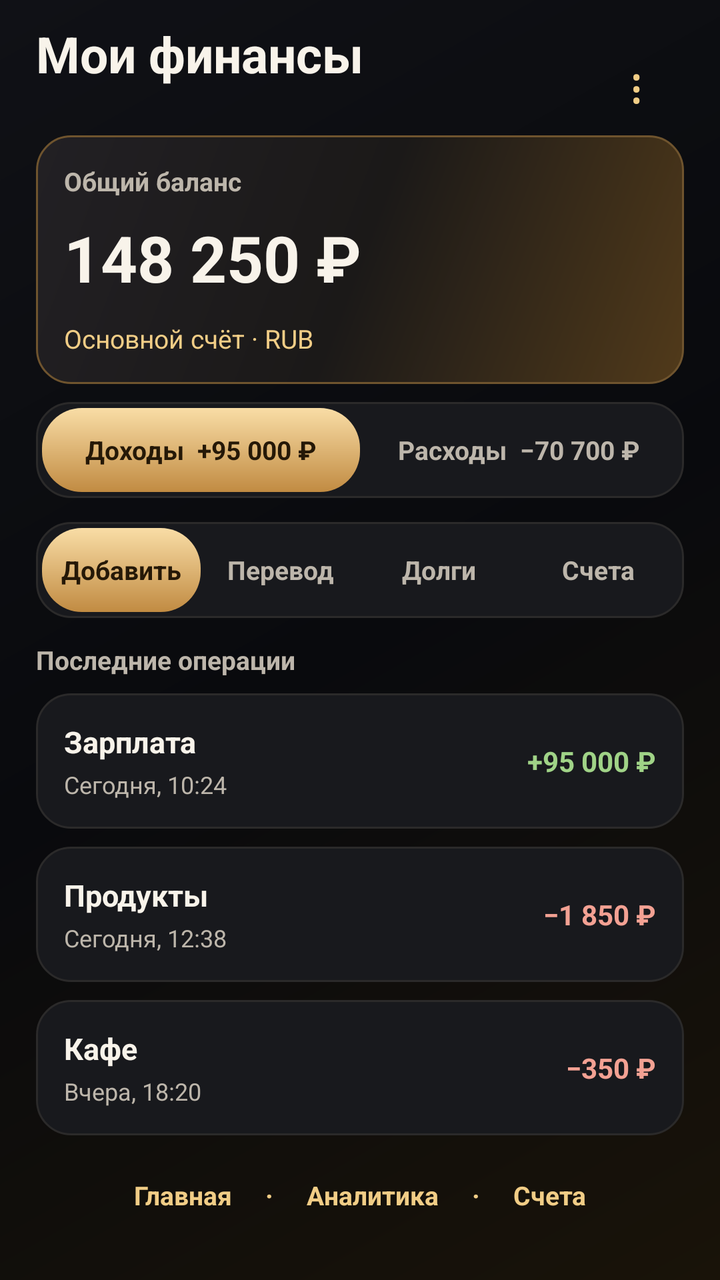
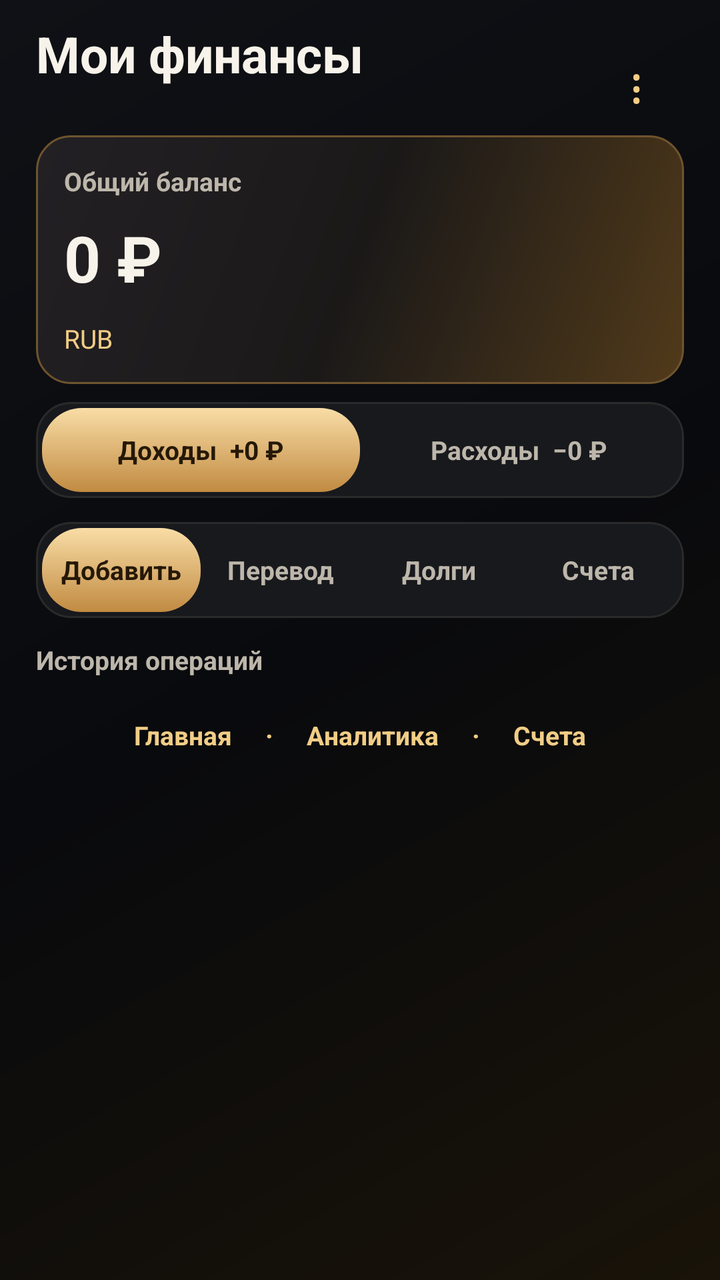

Screens rendered from an Android XML layout before and after an edit, with the pre-edit source and the edit as a unified diff.
<!-- AndroidManifest.xml: application theme Theme.MyFinance -->
<!-- res/layout/activity_main.xml -->
<?xml version="1.0" encoding="utf-8"?>
<ScrollView xmlns:android="http://schemas.android.com/apk/res/android" android:layout_width="match_parent" android:layout_height="match_parent" android:id="@+id/main" android:fillViewport="true" android:background="@drawable/mf_screen">
    <LinearLayout android:layout_width="match_parent" android:layout_height="wrap_content" android:orientation="vertical" android:padding="18dp">
        <LinearLayout android:layout_width="match_parent" android:layout_height="wrap_content" android:orientation="horizontal" android:gravity="center_vertical">
            <TextView android:layout_width="0dp" android:layout_weight="1" android:layout_height="wrap_content" android:text="Мои финансы" android:textSize="25sp" android:textColor="#F8F3EA" android:textStyle="bold" android:layout_marginBottom="16dp"/>
            <TextView android:layout_width="48dp" android:layout_height="48dp" android:gravity="center" android:text="⋮" android:textColor="#F1CD86" android:textSize="24sp" android:contentDescription="Меню"/>
        </LinearLayout>
        <LinearLayout android:layout_width="match_parent" android:layout_height="wrap_content" android:orientation="vertical" android:background="@drawable/mf_balance" android:padding="14dp" android:layout_marginBottom="9dp">
            <TextView android:layout_width="match_parent" android:layout_height="wrap_content" android:text="Общий баланс" android:textSize="13sp" android:textColor="#BDB6AB" android:textStyle="bold" android:paddingBottom="8dp"/>
            <TextView android:layout_width="match_parent" android:layout_height="wrap_content" android:text="148 250 ₽" android:textSize="32sp" android:textColor="#F8F3EA" android:textStyle="bold"/>
            <TextView android:layout_width="match_parent" android:layout_height="wrap_content" android:text="Основной счёт · RUB" android:textSize="13sp" android:textColor="#F1CD86" android:paddingTop="10dp"/>
        </LinearLayout>
        <LinearLayout android:layout_width="match_parent" android:layout_height="wrap_content" android:orientation="horizontal" android:background="@drawable/mf_card" android:padding="3dp" android:layout_marginBottom="12dp">
            <LinearLayout android:layout_width="0dp" android:layout_height="42dp" android:orientation="vertical" android:background="@drawable/mf_gold" android:layout_weight="1" android:gravity="center">
                <TextView android:layout_width="match_parent" android:layout_height="wrap_content" android:text="Доходы  +95 000 ₽" android:textSize="13sp" android:textColor="#251807" android:textStyle="bold" android:gravity="center"/>
            </LinearLayout>
            <LinearLayout android:layout_width="0dp" android:layout_height="42dp" android:orientation="vertical" android:layout_weight="1" android:gravity="center">
                <TextView android:layout_width="match_parent" android:layout_height="wrap_content" android:text="Расходы  −70 700 ₽" android:textSize="13sp" android:textColor="#BDB6AB" android:textStyle="bold" android:gravity="center"/>
            </LinearLayout>
        </LinearLayout>
        <LinearLayout android:layout_width="match_parent" android:layout_height="wrap_content" android:orientation="horizontal" android:background="@drawable/mf_card" android:padding="3dp" android:layout_marginBottom="12dp">
            <LinearLayout android:layout_width="0dp" android:layout_height="42dp" android:orientation="vertical" android:background="@drawable/mf_gold" android:layout_weight="1" android:gravity="center">
                <TextView android:layout_width="match_parent" android:layout_height="wrap_content" android:text="Добавить" android:textSize="13sp" android:textColor="#251807" android:textStyle="bold" android:gravity="center"/>
            </LinearLayout>
            <LinearLayout android:layout_width="0dp" android:layout_height="42dp" android:orientation="vertical" android:layout_weight="1" android:gravity="center">
                <TextView android:layout_width="match_parent" android:layout_height="wrap_content" android:text="Перевод" android:textSize="13sp" android:textColor="#BDB6AB" android:textStyle="bold" android:gravity="center"/>
            </LinearLayout>
            <LinearLayout android:layout_width="0dp" android:layout_height="42dp" android:orientation="vertical" android:layout_weight="1" android:gravity="center">
                <TextView android:layout_width="match_parent" android:layout_height="wrap_content" android:text="Долги" android:textSize="13sp" android:textColor="#BDB6AB" android:textStyle="bold" android:gravity="center"/>
            </LinearLayout>
            <LinearLayout android:layout_width="0dp" android:layout_height="42dp" android:orientation="vertical" android:layout_weight="1" android:gravity="center">
                <TextView android:layout_width="match_parent" android:layout_height="wrap_content" android:text="Счета" android:textSize="13sp" android:textColor="#BDB6AB" android:textStyle="bold" android:gravity="center"/>
            </LinearLayout>
        </LinearLayout>
        <TextView android:layout_width="match_parent" android:layout_height="wrap_content" android:text="Последние операции" android:textSize="13sp" android:textColor="#BDB6AB" android:textStyle="bold" android:paddingBottom="8dp"/>
        <LinearLayout android:layout_width="match_parent" android:layout_height="wrap_content" android:orientation="vertical" android:background="@drawable/mf_card" android:padding="14dp" android:layout_marginBottom="9dp">
            <LinearLayout android:layout_width="match_parent" android:layout_height="wrap_content" android:orientation="horizontal" android:gravity="center_vertical">
                <LinearLayout android:layout_width="0dp" android:layout_height="wrap_content" android:orientation="vertical" android:layout_weight="1">
                    <TextView android:layout_width="match_parent" android:layout_height="wrap_content" android:text="Зарплата" android:textSize="15sp" android:textColor="#F8F3EA" android:textStyle="bold"/>
                    <TextView android:layout_width="match_parent" android:layout_height="wrap_content" android:text="Сегодня, 10:24" android:textSize="12sp" android:textColor="#BDB6AB" android:paddingTop="3dp"/>
                </LinearLayout>
                <TextView android:layout_width="wrap_content" android:layout_height="wrap_content" android:text="+95 000 ₽" android:textSize="14sp" android:textColor="#A0D387" android:textStyle="bold" android:paddingStart="8dp"/>
            </LinearLayout>
        </LinearLayout>
        <LinearLayout android:layout_width="match_parent" android:layout_height="wrap_content" android:orientation="vertical" android:background="@drawable/mf_card" android:padding="14dp" android:layout_marginBottom="9dp">
            <LinearLayout android:layout_width="match_parent" android:layout_height="wrap_content" android:orientation="horizontal" android:gravity="center_vertical">
                <LinearLayout android:layout_width="0dp" android:layout_height="wrap_content" android:orientation="vertical" android:layout_weight="1">
                    <TextView android:layout_width="match_parent" android:layout_height="wrap_content" android:text="Продукты" android:textSize="15sp" android:textColor="#F8F3EA" android:textStyle="bold"/>
                    <TextView android:layout_width="match_parent" android:layout_height="wrap_content" android:text="Сегодня, 12:38" android:textSize="12sp" android:textColor="#BDB6AB" android:paddingTop="3dp"/>
                </LinearLayout>
                <TextView android:layout_width="wrap_content" android:layout_height="wrap_content" android:text="−1 850 ₽" android:textSize="14sp" android:textColor="#F3A193" android:textStyle="bold" android:paddingStart="8dp"/>
            </LinearLayout>
        </LinearLayout>
        <LinearLayout android:layout_width="match_parent" android:layout_height="wrap_content" android:orientation="vertical" android:background="@drawable/mf_card" android:padding="14dp" android:layout_marginBottom="9dp">
            <LinearLayout android:layout_width="match_parent" android:layout_height="wrap_content" android:orientation="horizontal" android:gravity="center_vertical">
                <LinearLayout android:layout_width="0dp" android:layout_height="wrap_content" android:orientation="vertical" android:layout_weight="1">
                    <TextView android:layout_width="match_parent" android:layout_height="wrap_content" android:text="Кафе" android:textSize="15sp" android:textColor="#F8F3EA" android:textStyle="bold"/>
                    <TextView android:layout_width="match_parent" android:layout_height="wrap_content" android:text="Вчера, 18:20" android:textSize="12sp" android:textColor="#BDB6AB" android:paddingTop="3dp"/>
                </LinearLayout>
                <TextView android:layout_width="wrap_content" android:layout_height="wrap_content" android:text="−350 ₽" android:textSize="14sp" android:textColor="#F3A193" android:textStyle="bold" android:paddingStart="8dp"/>
            </LinearLayout>
        </LinearLayout>
        <TextView android:layout_width="match_parent" android:layout_height="wrap_content" android:text="Главная     ·     Аналитика     ·     Счета" android:textSize="13sp" android:textColor="#F1CD86" android:textStyle="bold" android:gravity="center" android:padding="12dp"/>
    </LinearLayout>
</ScrollView>
<!-- resources referenced by this layout -->
<resources>
  <!-- drawable mf_balance (drawable) -->
  <?xml version="1.0" encoding="utf-8"?>
  <shape xmlns:android="http://schemas.android.com/apk/res/android" android:shape="rectangle">
      <gradient android:angle="315" android:startColor="#222024" android:centerColor="#1B1918" android:endColor="#513A1A"/>
      <stroke android:width="1dp" android:color="#6F542E"/>
      <corners android:radius="17dp"/>
  </shape>
  <!-- drawable mf_card (drawable) -->
  <?xml version="1.0" encoding="utf-8"?>
  <shape xmlns:android="http://schemas.android.com/apk/res/android" android:shape="rectangle">
      <solid android:color="#18191D"/>
      <stroke android:width="1dp" android:color="#2B2A2A"/>
      <corners android:radius="17dp"/>
  </shape>
  <!-- drawable mf_gold (drawable) -->
  <?xml version="1.0" encoding="utf-8"?>
  <shape xmlns:android="http://schemas.android.com/apk/res/android" android:shape="rectangle">
      <gradient android:angle="270" android:startColor="#F9DDA6" android:endColor="#C18B42"/>
      <corners android:radius="20dp"/>
  </shape>
  <!-- drawable mf_screen (drawable) -->
  <?xml version="1.0" encoding="utf-8"?>
  <shape xmlns:android="http://schemas.android.com/apk/res/android" android:shape="rectangle">
      <gradient android:angle="315" android:startColor="#101116" android:centerColor="#090A0D" android:endColor="#191309"/>
  </shape>
  <style name="Theme.MyFinance" parent="Base.Theme.MyFinance" />
  <style name="Base.Theme.MyFinance" parent="Theme.Material3.DayNight.NoActionBar">
          
          
      </style>
</resources>

<!-- the commit's change to res/layout/activity_main.xml (unified diff, before → after) -->
@@ -7,19 +7,19 @@
         </LinearLayout>
         <LinearLayout android:layout_width="match_parent" android:layout_height="wrap_content" android:orientation="vertical" android:background="@drawable/mf_balance" android:padding="14dp" android:layout_marginBottom="9dp">
             <TextView android:layout_width="match_parent" android:layout_height="wrap_content" android:text="Общий баланс" android:textSize="13sp" android:textColor="#BDB6AB" android:textStyle="bold" android:paddingBottom="8dp"/>
-            <TextView android:layout_width="match_parent" android:layout_height="wrap_content" android:text="148 250 ₽" android:textSize="32sp" android:textColor="#F8F3EA" android:textStyle="bold"/>
-            <TextView android:layout_width="match_parent" android:layout_height="wrap_content" android:text="Основной счёт · RUB" android:textSize="13sp" android:textColor="#F1CD86" android:paddingTop="10dp"/>
+            <TextView android:layout_width="match_parent" android:layout_height="wrap_content" android:text="0 ₽" android:textSize="32sp" android:textColor="#F8F3EA" android:textStyle="bold" android:id="@+id/balance_total"/>
+            <TextView android:layout_width="match_parent" android:layout_height="wrap_content" android:text="RUB" android:textSize="13sp" android:textColor="#F1CD86" android:paddingTop="10dp"/>
         </LinearLayout>
         <LinearLayout android:layout_width="match_parent" android:layout_height="wrap_content" android:orientation="horizontal" android:background="@drawable/mf_card" android:padding="3dp" android:layout_marginBottom="12dp">
-            <LinearLayout android:layout_width="0dp" android:layout_height="42dp" android:orientation="vertical" android:background="@drawable/mf_gold" android:layout_weight="1" android:gravity="center">
-                <TextView android:layout_width="match_parent" android:layout_height="wrap_content" android:text="Доходы  +95 000 ₽" android:textSize="13sp" android:textColor="#251807" android:textStyle="bold" android:gravity="center"/>
+            <LinearLayout android:layout_width="0dp" android:layout_height="42dp" android:orientation="vertical" android:background="@drawable/mf_gold" android:layout_weight="1" android:gravity="center" android:id="@+id/income_total_action" android:clickable="true" android:focusable="true">
+                <TextView android:layout_width="match_parent" android:layout_height="wrap_content" android:text="Доходы  +0 ₽" android:textSize="13sp" android:textColor="#251807" android:textStyle="bold" android:gravity="center" android:id="@+id/income_total"/>
             </LinearLayout>
-            <LinearLayout android:layout_width="0dp" android:layout_height="42dp" android:orientation="vertical" android:layout_weight="1" android:gravity="center">
-                <TextView android:layout_width="match_parent" android:layout_height="wrap_content" android:text="Расходы  −70 700 ₽" android:textSize="13sp" android:textColor="#BDB6AB" android:textStyle="bold" android:gravity="center"/>
+            <LinearLayout android:layout_width="0dp" android:layout_height="42dp" android:orientation="vertical" android:layout_weight="1" android:gravity="center" android:id="@+id/expense_total_action" android:clickable="true" android:focusable="true">
+                <TextView android:layout_width="match_parent" android:layout_height="wrap_content" android:text="Расходы  −0 ₽" android:textSize="13sp" android:textColor="#BDB6AB" android:textStyle="bold" android:gravity="center" android:id="@+id/expense_total"/>
             </LinearLayout>
         </LinearLayout>
         <LinearLayout android:layout_width="match_parent" android:layout_height="wrap_content" android:orientation="horizontal" android:background="@drawable/mf_card" android:padding="3dp" android:layout_marginBottom="12dp">
-            <LinearLayout android:layout_width="0dp" android:layout_height="42dp" android:orientation="vertical" android:background="@drawable/mf_gold" android:layout_weight="1" android:gravity="center">
+            <LinearLayout android:layout_width="0dp" android:layout_height="42dp" android:orientation="vertical" android:background="@drawable/mf_gold" android:layout_weight="1" android:gravity="center" android:id="@+id/add_operation" android:clickable="true" android:focusable="true">
                 <TextView android:layout_width="match_parent" android:layout_height="wrap_content" android:text="Добавить" android:textSize="13sp" android:textColor="#251807" android:textStyle="bold" android:gravity="center"/>
             </LinearLayout>
             <LinearLayout android:layout_width="0dp" android:layout_height="42dp" android:orientation="vertical" android:layout_weight="1" android:gravity="center">
@@ -32,34 +32,8 @@
                 <TextView android:layout_width="match_parent" android:layout_height="wrap_content" android:text="Счета" android:textSize="13sp" android:textColor="#BDB6AB" android:textStyle="bold" android:gravity="center"/>
             </LinearLayout>
         </LinearLayout>
-        <TextView android:layout_width="match_parent" android:layout_height="wrap_content" android:text="Последние операции" android:textSize="13sp" android:textColor="#BDB6AB" android:textStyle="bold" android:paddingBottom="8dp"/>
-        <LinearLayout android:layout_width="match_parent" android:layout_height="wrap_content" android:orientation="vertical" android:background="@drawable/mf_card" android:padding="14dp" android:layout_marginBottom="9dp">
-            <LinearLayout android:layout_width="match_parent" android:layout_height="wrap_content" android:orientation="horizontal" android:gravity="center_vertical">
-                <LinearLayout android:layout_width="0dp" android:layout_height="wrap_content" android:orientation="vertical" android:layout_weight="1">
-                    <TextView android:layout_width="match_parent" android:layout_height="wrap_content" android:text="Зарплата" android:textSize="15sp" android:textColor="#F8F3EA" android:textStyle="bold"/>
-                    <TextView android:layout_width="match_parent" android:layout_height="wrap_content" android:text="Сегодня, 10:24" android:textSize="12sp" android:textColor="#BDB6AB" android:paddingTop="3dp"/>
-                </LinearLayout>
-                <TextView android:layout_width="wrap_content" android:layout_height="wrap_content" android:text="+95 000 ₽" android:textSize="14sp" android:textColor="#A0D387" android:textStyle="bold" android:paddingStart="8dp"/>
-            </LinearLayout>
-        </LinearLayout>
-        <LinearLayout android:layout_width="match_parent" android:layout_height="wrap_content" android:orientation="vertical" android:background="@drawable/mf_card" android:padding="14dp" android:layout_marginBottom="9dp">
-            <LinearLayout android:layout_width="match_parent" android:layout_height="wrap_content" android:orientation="horizontal" android:gravity="center_vertical">
-                <LinearLayout android:layout_width="0dp" android:layout_height="wrap_content" android:orientation="vertical" android:layout_weight="1">
-                    <TextView android:layout_width="match_parent" android:layout_height="wrap_content" android:text="Продукты" android:textSize="15sp" android:textColor="#F8F3EA" android:textStyle="bold"/>
-                    <TextView android:layout_width="match_parent" android:layout_height="wrap_content" android:text="Сегодня, 12:38" android:textSize="12sp" android:textColor="#BDB6AB" android:paddingTop="3dp"/>
-                </LinearLayout>
-                <TextView android:layout_width="wrap_content" android:layout_height="wrap_content" android:text="−1 850 ₽" android:textSize="14sp" android:textColor="#F3A193" android:textStyle="bold" android:paddingStart="8dp"/>
-            </LinearLayout>
-        </LinearLayout>
-        <LinearLayout android:layout_width="match_parent" android:layout_height="wrap_content" android:orientation="vertical" android:background="@drawable/mf_card" android:padding="14dp" android:layout_marginBottom="9dp">
-            <LinearLayout android:layout_width="match_parent" android:layout_height="wrap_content" android:orientation="horizontal" android:gravity="center_vertical">
-                <LinearLayout android:layout_width="0dp" android:layout_height="wrap_content" android:orientation="vertical" android:layout_weight="1">
-                    <TextView android:layout_width="match_parent" android:layout_height="wrap_content" android:text="Кафе" android:textSize="15sp" android:textColor="#F8F3EA" android:textStyle="bold"/>
-                    <TextView android:layout_width="match_parent" android:layout_height="wrap_content" android:text="Вчера, 18:20" android:textSize="12sp" android:textColor="#BDB6AB" android:paddingTop="3dp"/>
-                </LinearLayout>
-                <TextView android:layout_width="wrap_content" android:layout_height="wrap_content" android:text="−350 ₽" android:textSize="14sp" android:textColor="#F3A193" android:textStyle="bold" android:paddingStart="8dp"/>
-            </LinearLayout>
-        </LinearLayout>
+        <TextView android:layout_width="match_parent" android:layout_height="wrap_content" android:text="История операций" android:textSize="13sp" android:textColor="#BDB6AB" android:textStyle="bold" android:paddingBottom="8dp"/>
+        <LinearLayout android:layout_width="match_parent" android:layout_height="wrap_content" android:orientation="vertical" android:id="@+id/operation_history"/>
         <TextView android:layout_width="match_parent" android:layout_height="wrap_content" android:text="Главная     ·     Аналитика     ·     Счета" android:textSize="13sp" android:textColor="#F1CD86" android:textStyle="bold" android:gravity="center" android:padding="12dp"/>
     </LinearLayout>
 </ScrollView>
